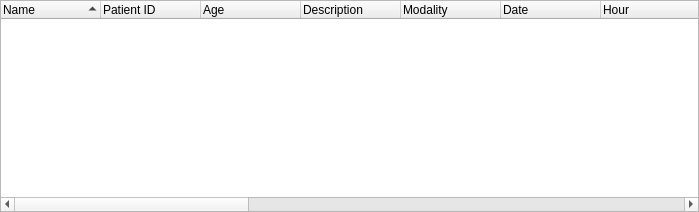
This is starviewer/src/inputoutput/qstudytreewidgetbase.ui in starviewer-medical/starviewer as Qt 5 draws it before an edit. The edited form follows.
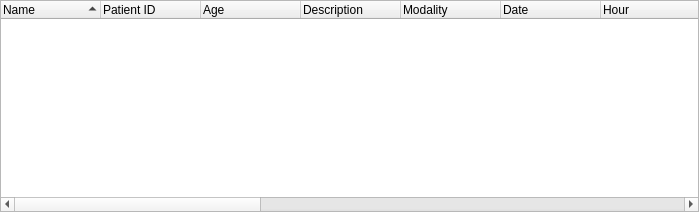
This is the edited form.

```diff
--- a/starviewer/src/inputoutput/qstudytreewidgetbase.ui
+++ b/starviewer/src/inputoutput/qstudytreewidgetbase.ui
@@ -120,11 +120,6 @@
        <string>Type</string>
       </property>
      </column>
-     <column>
-      <property name="text" >
-       <string>Img Num</string>
-      </property>
-     </column>
      <column>
       <property name="text" >
        <string>Ref Physician Name</string>
```
